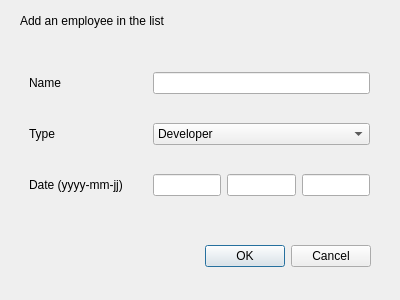
The window that employee_dialog.ui (Romain96/M2S3_QualiteERP) describes before a commit, drawn with Qt 5.
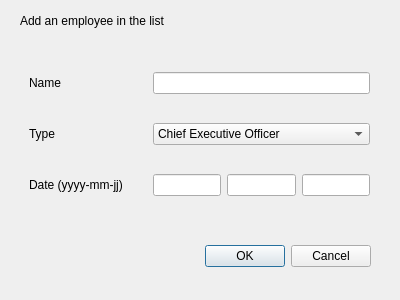
The same window after the commit.

```diff
--- a/employee_dialog.ui
+++ b/employee_dialog.ui
@@ -86,7 +86,12 @@
      <widget class="QComboBox" name="comboBox_type">
       <item>
        <property name="text">
-        <string>Developer</string>
+        <string>Chief Executive Officer</string>
+       </property>
+      </item>
+      <item>
+       <property name="text">
+        <string>Duty Coordinator</string>
        </property>
       </item>
       <item>
```
Left out of the diff: 5 changed lines with no effect on the pictures.
